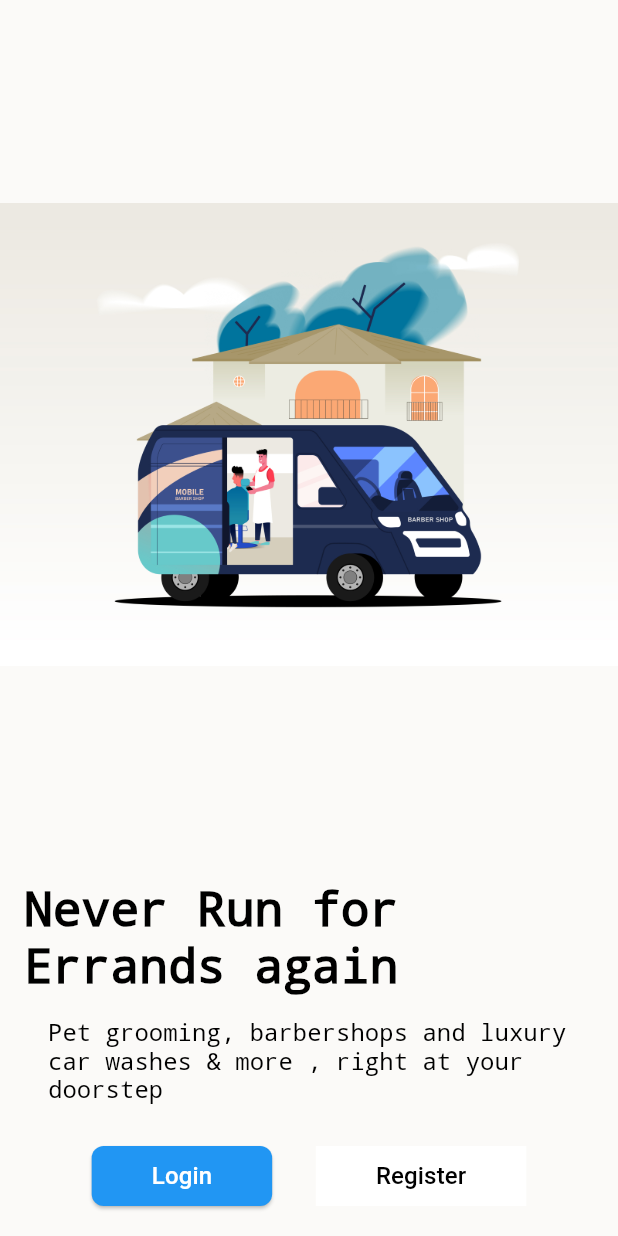
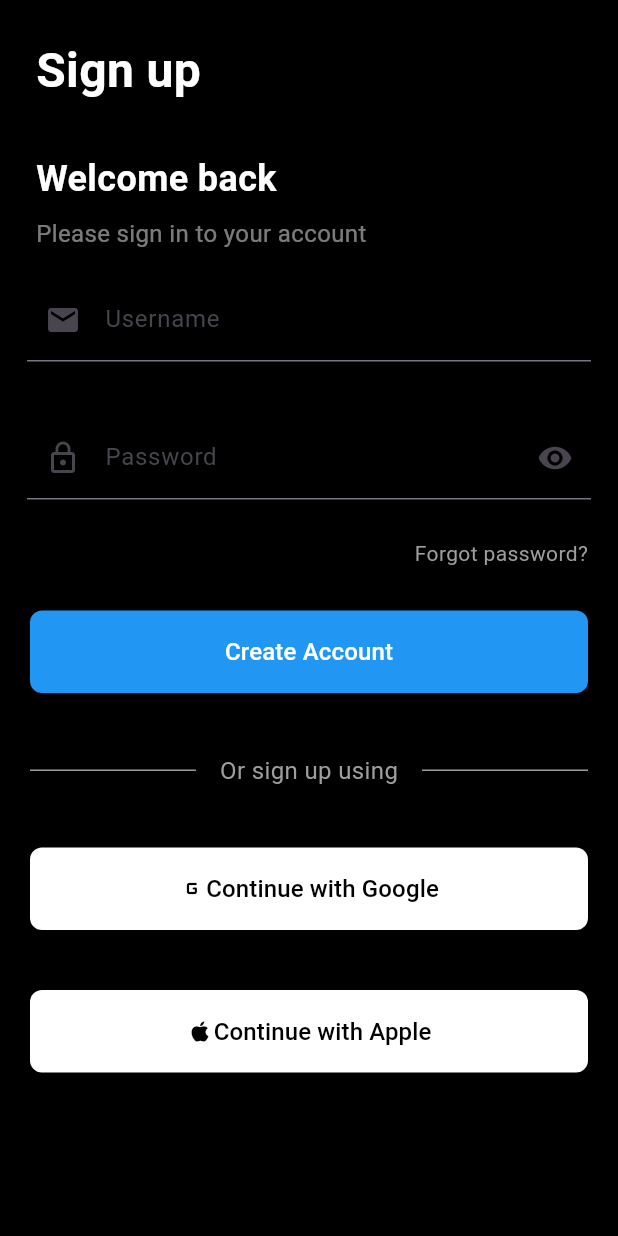
Before and after one commit to apolloshadrack/flutter, a Flutter app: the screen it shows after launch, on a phone screen of 412 x 824 dp. Run offline on Flutter 3.47's test engine with Material 3 defaults, Android fonts, the phone set to English and light mode, and no system bars.

```diff
--- a/lib/my_app.dart
+++ b/lib/my_app.dart
@@ -1,5 +1,5 @@
 import 'package:flutter/material.dart';
-import 'package:signup_test/onboarding_one.dart';
+import 'package:signup_test/sign_up.dart';
 
 
 
@@ -17,7 +17,7 @@ class MyApp extends StatelessWidget {
         colorScheme: ColorScheme.fromSeed(seedColor: Colors.deepPurple),
         useMaterial3: true,
       ),
-      home: const OnboardingOnePage(),
+      home: const SignUpPage(),
     );
   }
 }
--- /dev/null
+++ b/lib/sign_up.dart
@@ -0,0 +1,224 @@
+import 'package:flutter/material.dart';
+
+
+class SignUpPage extends StatefulWidget {
+  const SignUpPage({super.key});
+
+  @override
+  State<SignUpPage> createState() => _SignUpPageState();
+}
+
+class _SignUpPageState extends State<SignUpPage> {
+
+
+  @override
+  Widget build(BuildContext context) {
+
+    return Scaffold(
+      body: Container(
+          color: Colors.black,
+          child:  SafeArea(
+            child: Column(
+               mainAxisAlignment: MainAxisAlignment.start,
+              crossAxisAlignment: CrossAxisAlignment.stretch,
+              children: [
+                 const  Padding(
+                    padding:  EdgeInsets.symmetric(vertical: 24, horizontal: 24),
+                    child: Text(
+                      "Sign up",
+                      style: TextStyle(
+                      fontSize: 32,
+                      fontWeight: FontWeight.bold,
+                      color: Colors.white,
+                      decoration: TextDecoration.none,
+                        ),
+                      ),
+                  ),
+
+
+                const  Padding(
+                    padding:  EdgeInsets.symmetric(vertical: 8, horizontal: 24),
+                    child: Text(
+                      "Welcome back",
+                      style: TextStyle(
+                      fontSize: 24,
+                      fontWeight: FontWeight.bold,
+                      color: Colors.white,
+                      decoration: TextDecoration.none,
+                        ),
+                      ),
+                  ),
+
+              const   Padding(
+                    padding:  EdgeInsets.symmetric(vertical: 0, horizontal: 24),
+                    child: Text(
+                      "Please sign in to your account",
+                      style: TextStyle(
+                      fontSize: 16,
+                      fontWeight: FontWeight.normal,
+                      color: Color.fromARGB(123, 255, 255, 255),
+                      decoration: TextDecoration.none,
+                        ),
+                      ),
+                  ),
+
+
+              const  Padding(
+                  padding: EdgeInsets.all(18.0),
+                  child: TextField(
+                    decoration: InputDecoration(
+                        prefixIcon: Icon(Icons.email),
+                        labelText: 'Username',
+                        // helperText: 'Your phone number',
+                        // border: OutlineInputBorder(),
+                      ),
+                  ),
+                ),
+
+              const  Padding(
+                  padding: EdgeInsets.all(18.0),
+                  child: TextField(
+
+                    obscureText: true,
+                    decoration: InputDecoration(
+                      prefixIcon: Icon(Icons.lock_outline),
+                      suffixIcon: Icon(Icons.remove_red_eye),
+                      labelText: 'Password',
+                      //  border: OutlineInputBorder(),
+                      ),
+                  ),
+                ),
+
+              const Padding(
+                padding:  EdgeInsets.symmetric(vertical: 8, horizontal: 20),
+                child:  Row(
+                    mainAxisAlignment: MainAxisAlignment.end,
+                  children: [
+                    Text(
+                      "Forgot password?",
+                       style: TextStyle(
+                          fontSize: 14,
+                          fontWeight: FontWeight.normal,
+                          color: Colors.grey,
+                          decoration: TextDecoration.none,
+                            ),
+                      ),
+                  ],
+                ),
+              ),
+
+             Padding(
+               padding: const EdgeInsets.all(20.0),
+               child: ElevatedButton(
+                style: ElevatedButton.styleFrom(
+                backgroundColor: Colors.blue,
+                shape: RoundedRectangleBorder(
+                borderRadius: BorderRadius.circular(8.0),
+                              ),
+                              ),
+                onPressed: () {},
+                child: const Padding(
+                  padding:  EdgeInsets.all(16.0),
+                  child:  Text(
+                    "Create Account",
+                     style: TextStyle(fontSize: 16, color: Colors.white),
+                    ),
+                ),
+              ),
+             ),
+
+
+           const Padding(
+             padding:  EdgeInsets.all(20.0),
+             child:  Row(
+                mainAxisAlignment: MainAxisAlignment.spaceEvenly,
+                children: [
+                 Expanded(
+                   child: Divider(
+                    color: Colors.grey,
+                    ),
+                 ),
+                 Padding(
+                   padding: EdgeInsets.symmetric(horizontal: 16),
+                   child: Text(
+                      "Or sign up using",
+                      style: TextStyle(
+                      fontSize: 16,
+                      color: Colors.grey
+                      ),
+                                   ),
+                 ),
+
+                  Expanded(
+                    child: Divider(
+                      color: Colors.grey,
+                      ),
+                  ),
+
+                 ],
+              ),
+           ),
+
+
+
+             Padding(
+               padding: const EdgeInsets.all(20.0),
+               child: ElevatedButton(
+                style: ElevatedButton.styleFrom(
+                backgroundColor: Colors.white,
+                shape: RoundedRectangleBorder(
+                borderRadius: BorderRadius.circular(8.0),
+                              ),
+                              ),
+                onPressed: () {},
+                child: const Padding(
+                  padding:  EdgeInsets.all(16.0),
+                  child:  Row(
+                    mainAxisAlignment: MainAxisAlignment.center,
+                    crossAxisAlignment: CrossAxisAlignment.center,
+                    children: [
+                       Icon(Icons.g_mobiledata_rounded,color: Colors.black),
+                      Text(
+                        "Continue with Google",
+                         style: TextStyle(fontSize: 16, color: Colors.black),
+                        ),
+                    ],
+                  ),
+                ),
+              ),
+             ),
+
+             Padding(
+               padding: const EdgeInsets.all(20.0),
+               child: ElevatedButton(
+                style: ElevatedButton.styleFrom(
+                backgroundColor: Colors.white,
+                shape: RoundedRectangleBorder(
+                borderRadius: BorderRadius.circular(8.0),
+                              ),
+                              ),
+                onPressed: () {},
+                child: const Padding(
+                  padding:  EdgeInsets.all(16.0),
+                  child:  Row(
+                    mainAxisAlignment: MainAxisAlignment.center,
+                    crossAxisAlignment: CrossAxisAlignment.center,
+                    children: [
+                      Icon(Icons.apple,color: Colors.black),
+                      Text(
+                        "Continue with Apple",
+                         style: TextStyle(fontSize: 16, color: Colors.black),
+                        ),
+                    ],
+                  ),
+                ),
+              ),
+             ),
+
+           ],
+           ),
+          ),
+        ),
+    );
+  }
+}
--- a/lib/welcome_home_page.dart
+++ b/lib/welcome_home_page.dart
@@ -43,7 +43,8 @@ class _WelcomeHomePageState extends State<WelcomeHomePage> {
                   color: Colors.black,
                   decoration: TextDecoration.none,
                 ),
-                )
+                ),
+
             ],
             ),
         ),
```
